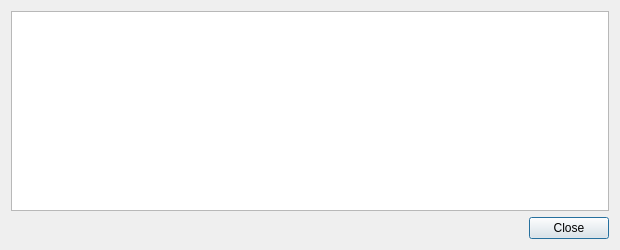
ajeef/Rubix, file src/qt/forms/adrenalinenodeconfigdialog.ui: the form before one commit.
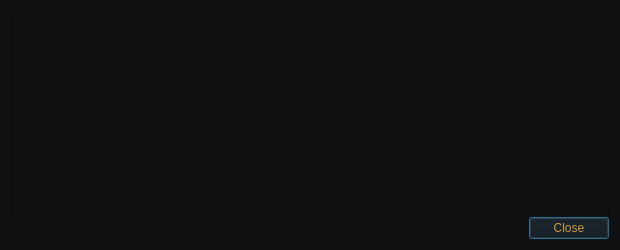
The form after the commit.

Patch:
```diff
--- a/src/qt/forms/adrenalinenodeconfigdialog.ui
+++ b/src/qt/forms/adrenalinenodeconfigdialog.ui
@@ -13,6 +13,10 @@
   <property name="windowTitle">
    <string>Master Node Configuration Template</string>
   </property>
+  <property name="styleSheet">
+   <string notr="true">color: rgb(204, 155, 68);
+background-color: rgb(16, 16, 16);</string>
+  </property>
   <layout class="QVBoxLayout" name="verticalLayout">
    <item>
     <widget class="QTextEdit" name="detailText">
```
